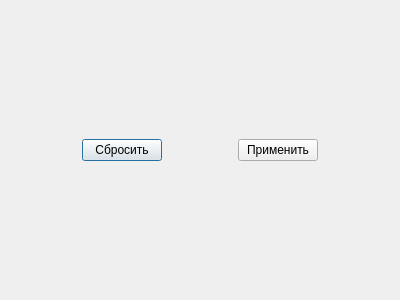
Qt form Gui/Filters/Admin/f_table.ui (MyEdit/Casino_Client) before a commit.
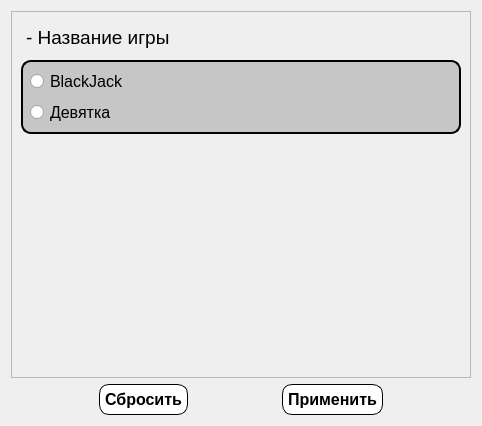
The same form after that commit.

What changed in the file:
```diff
--- a/Gui/Filters/Admin/f_table.ui
+++ b/Gui/Filters/Admin/f_table.ui
@@ -6,14 +6,120 @@
    <rect>
     <x>0</x>
     <y>0</y>
-    <width>400</width>
-    <height>300</height>
+    <width>482</width>
+    <height>426</height>
    </rect>
   </property>
   <property name="windowTitle">
    <string>Фильтр столов</string>
   </property>
+  <property name="styleSheet">
+   <string notr="true">color: rgb(0, 0, 0);W</string>
+  </property>
   <layout class="QVBoxLayout" name="verticalLayout">
+   <item>
+    <widget class="QScrollArea" name="scrollArea">
+     <property name="widgetResizable">
+      <bool>true</bool>
+     </property>
+     <widget class="QWidget" name="scrollAreaWidgetContents">
+      <property name="geometry">
+       <rect>
+        <x>0</x>
+        <y>0</y>
+        <width>462</width>
+        <height>364</height>
+       </rect>
+      </property>
+      <layout class="QVBoxLayout" name="verticalLayout_2">
+       <item>
+        <widget class="QPushButton" name="nameGame">
+         <property name="font">
+          <font>
+           <family>Segoe UI</family>
+           <pointsize>14</pointsize>
+          </font>
+         </property>
+         <property name="styleSheet">
+          <string notr="true">QPushButton {
+	background: transparent;
+    border: none;
+	padding: 5px;
+	text-align: left;
+}
+
+QPushButton:hover {
+font-weight: bold;
+}</string>
+         </property>
+         <property name="text">
+          <string>- Название игры</string>
+         </property>
+        </widget>
+       </item>
+       <item>
+        <widget class="QWidget" name="categotyNameGame" native="true">
+         <property name="styleSheet">
+          <string notr="true">#categotyNameGame
+{
+    border: 2px solid black; 
+    border-radius: 10px;
+	background-color: rgb(198, 198, 198);
+}</string>
+         </property>
+         <layout class="QVBoxLayout" name="verticalLayout_3">
+          <item>
+           <widget class="QRadioButton" name="nameBlackJack">
+            <property name="font">
+             <font>
+              <family>Segoe UI</family>
+              <pointsize>12</pointsize>
+             </font>
+            </property>
+            <property name="styleSheet">
+             <string notr="true">color: black</string>
+            </property>
+            <property name="text">
+             <string>BlackJack</string>
+            </property>
+           </widget>
+          </item>
+          <item>
+           <widget class="QRadioButton" name="nameDevytka">
+            <property name="font">
+             <font>
+              <family>Segoe UI</family>
+              <pointsize>12</pointsize>
+             </font>
+            </property>
+            <property name="styleSheet">
+             <string notr="true">color: black</string>
+            </property>
+            <property name="text">
+             <string>Девятка</string>
+            </property>
+           </widget>
+          </item>
+         </layout>
+        </widget>
+       </item>
+       <item>
+        <spacer name="verticalSpacer">
+         <property name="orientation">
+          <enum>Qt::Vertical</enum>
+         </property>
+         <property name="sizeHint" stdset="0">
+          <size>
+           <width>20</width>
+           <height>40</height>
+          </size>
+         </property>
+        </spacer>
+       </item>
+      </layout>
+     </widget>
+    </widget>
+   </item>
    <item>
     <layout class="QHBoxLayout" name="horizontalLayout">
      <item>
@@ -31,6 +137,32 @@
      </item>
      <item>
       <widget class="QPushButton" name="reset">
+       <property name="font">
+        <font>
+         <family>Segoe UI</family>
+         <pointsize>12</pointsize>
+         <weight>75</weight>
+         <bold>true</bold>
+        </font>
+       </property>
+       <property name="styleSheet">
+        <string notr="true">QPushButton {
+    background-color: white;
+    border: 1px solid black;
+    border-radius: 10px;
+    padding: 5px;
+    color: black;
+}
+
+QPushButton:hover {
+    background-color: rgb(100, 88, 255);
+	color: white;
+}
+
+QPushButton:pressed {
+	background-color: rgba(220, 60, 190, 255);
+}</string>
+       </property>
        <property name="text">
         <string>Сбросить</string>
        </property>
@@ -51,6 +183,32 @@
      </item>
      <item>
       <widget class="QPushButton" name="applyFilter">
+       <property name="font">
+        <font>
+         <family>Segoe UI</family>
+         <pointsize>12</pointsize>
+         <weight>75</weight>
+         <bold>true</bold>
+        </font>
+       </property>
+       <property name="styleSheet">
+        <string notr="true">QPushButton {
+    background-color: white;
+    border: 1px solid black;
+    border-radius: 10px;
+    padding: 5px;
+    color: black;
+}
+
+QPushButton:hover {
+    background-color: rgb(100, 88, 255);
+	color: white;
+}
+
+QPushButton:pressed {
+	background-color: rgba(220, 60, 190, 255);
+}</string>
+       </property>
        <property name="text">
         <string>Применить</string>
        </property>
```
